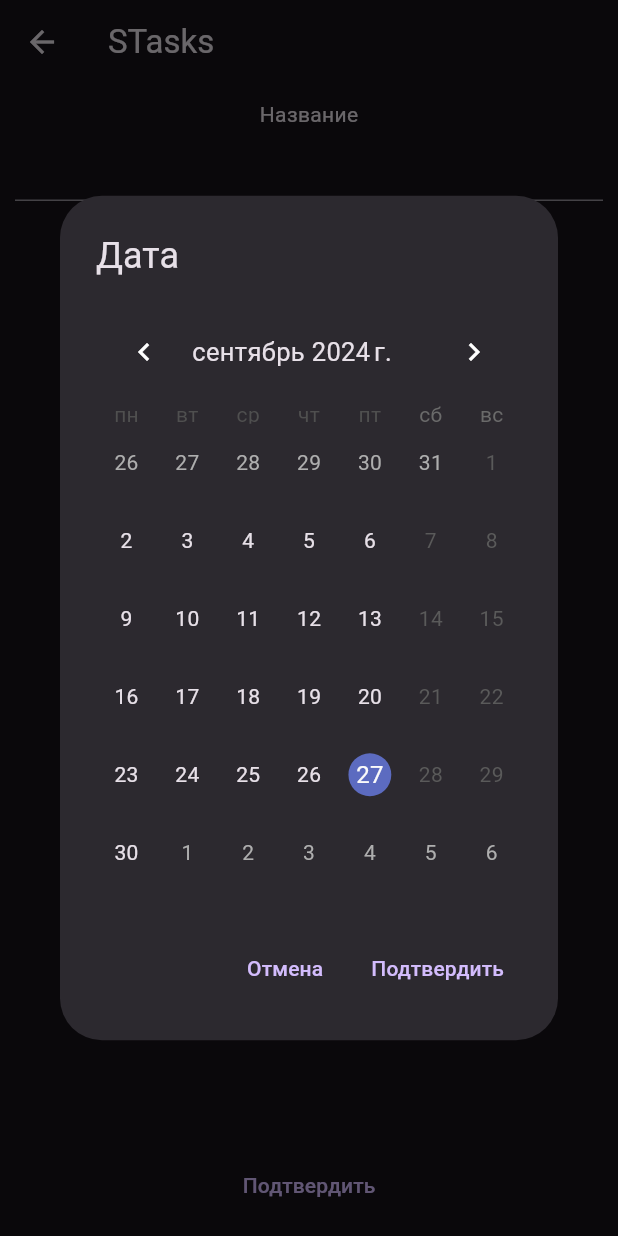
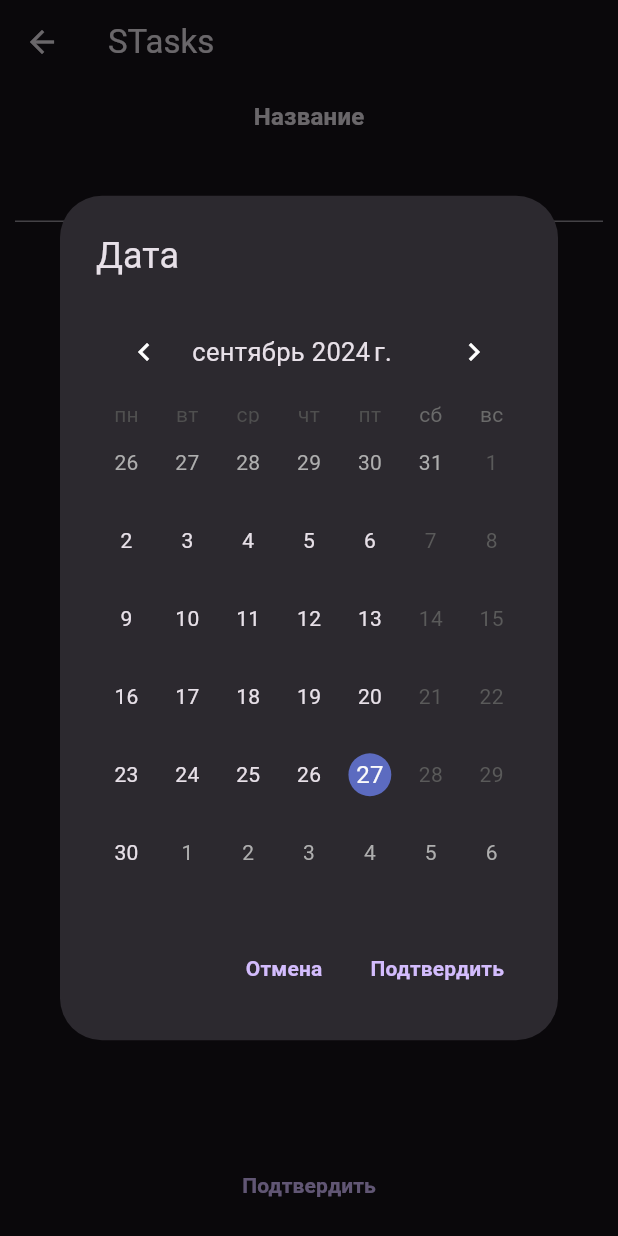
Before and after one commit to TaxedoMax/stasks, a Flutter app: the TaskPage screen opened directly with sample values from the repository, after a tap on the "calendar month" icon, on a phone screen of 412 x 824 dp. Run offline on Flutter 3.47's test engine with Material 3 defaults, Android fonts, the phone set to English and light mode, and no system bars; drawn by our look-alikes of table_calendar; our stand-ins replace flutter_bloc, hive, hive_flutter; accounts and stored records are empty; Roboto replaces fonts that are missing (Times new Roman).

Commit message:
start working with themes + fixed white system overlay

```diff
--- a/lib/src/page/task_page.dart
+++ b/lib/src/page/task_page.dart
@@ -120,9 +120,16 @@ class _TaskPageState extends State<TaskPage>{
           crossAxisAlignment: CrossAxisAlignment.center,
           children: [
 
-            const Text('Название'),
+            Text(
+                'Название',
+                style: Theme.of(context).textTheme.titleMedium
+            ),
+
+            const SizedBox(height: 10),
+
             TextField(
               controller: _nameController,
+              style: Theme.of(context).textTheme.bodyLarge,
               textAlign: TextAlign.center,
             ),
 
@@ -139,7 +146,9 @@ class _TaskPageState extends State<TaskPage>{
             Row(
               mainAxisAlignment: MainAxisAlignment.center,
               children: [
-                Text(DateFormat('dd.MM.yyyy').format(_date)),
+                Text(
+                  DateFormat('dd.MM.yyyy').format(_date),
+                  style: Theme.of(context).textTheme.bodyLarge),
                 IconButton(
                     onPressed: _dialogUpdateDate,
                     icon: const Icon(Icons.calendar_month)
--- /dev/null
+++ b/lib/src/style/default_text_theme.dart
@@ -0,0 +1,20 @@
+import 'package:flutter/material.dart';
+
+const TextTheme defaultTextTheme = TextTheme(
+  titleMedium: TextStyle(
+    fontFamily: 'Times new Roman',
+    fontWeight: FontWeight.w600
+  ),
+
+  bodyLarge: TextStyle(
+    fontFamily: 'Times new Roman'
+  ),
+
+  bodyMedium: TextStyle(
+    fontFamily: 'Times new Roman'
+  ),
+
+  labelLarge: TextStyle(
+    fontWeight: FontWeight.w700
+  )
+);
--- a/lib/src/widget/main_page/task_item.dart
+++ b/lib/src/widget/main_page/task_item.dart
@@ -49,7 +49,10 @@ class _TaskItemState extends State<TaskItem>{
 
             const SizedBox(width: 10),
 
-            Text(widget.task.name),
+            Text(
+              widget.task.name,
+              style: Theme.of(context).textTheme.bodyLarge
+            ),
 
             const Spacer(),
 
```
Also changed, not shown: lib/main.dart (+23 -2 lines).
